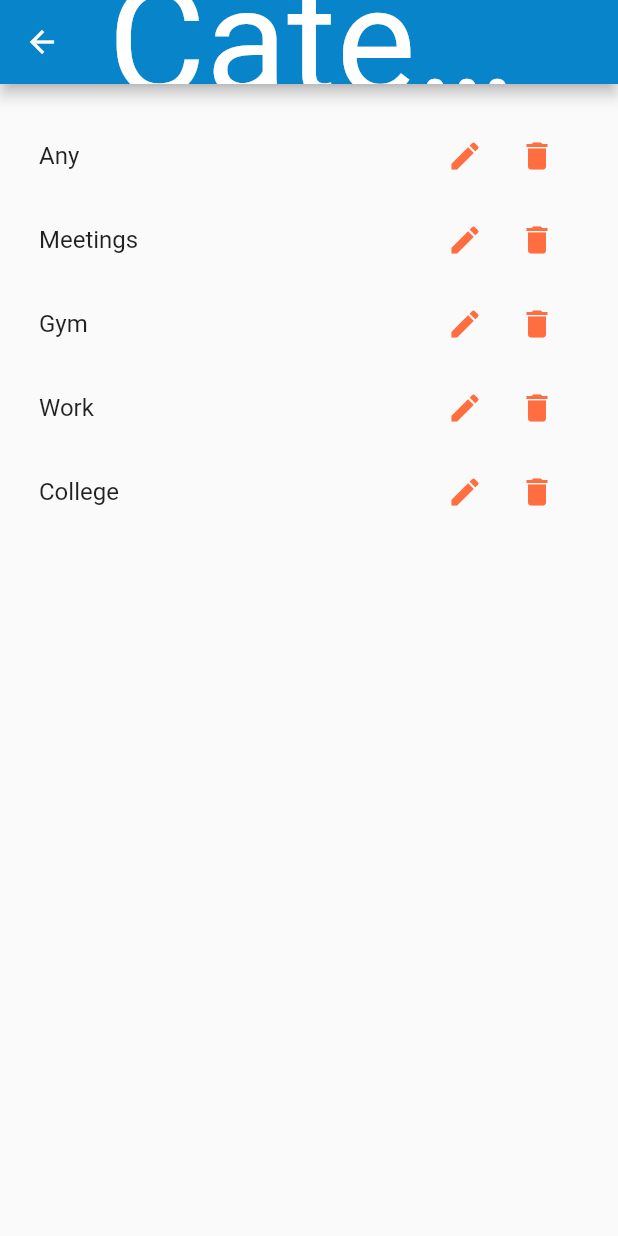
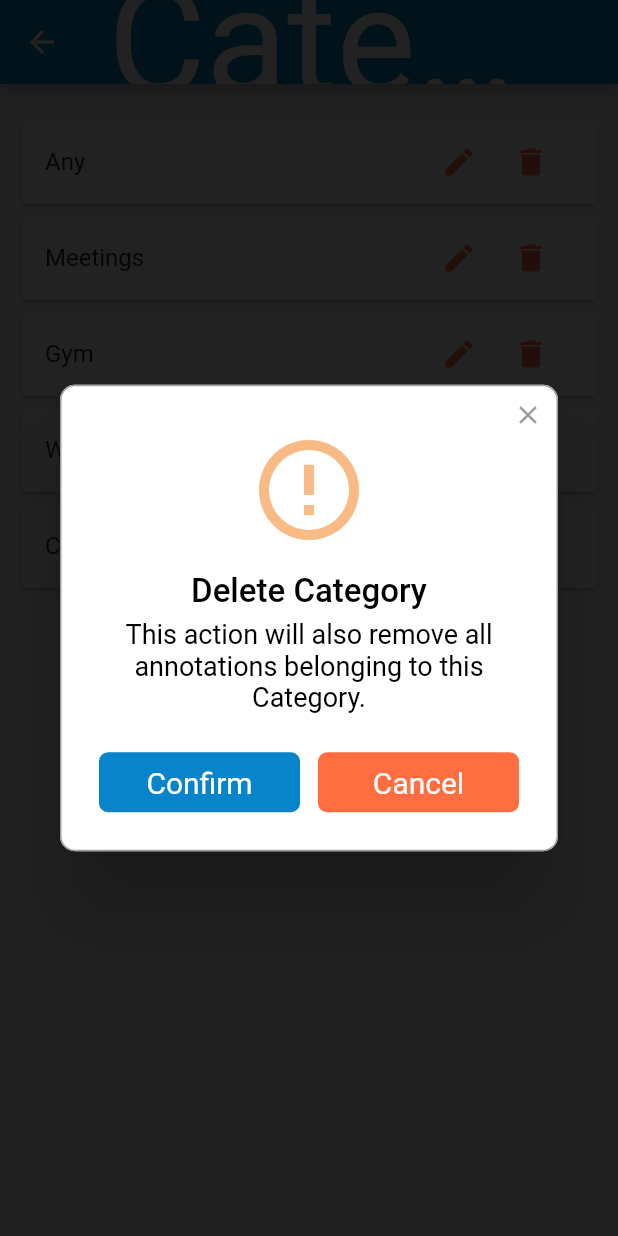
Before and after one commit to luisfdgois/AppAgenda, a Flutter app: the CategoriesList screen opened directly, after a tap on the "delete" icon, on a phone screen of 412 x 824 dp. Run offline on Flutter 3.47's test engine with Material 2 defaults, Android fonts, the phone set to English and light mode, and no system bars; drawn by our look-alikes of rflutter_alert; our stand-ins replace date_format, flutter_speed_dial, table_calendar.

Commit message:
Implementando fluxo de edição e remoção de uma categoria

```diff
--- a/lib/data/CategoryRepository.dart
+++ b/lib/data/CategoryRepository.dart
@@ -9,4 +9,29 @@ class CategoryRepository extends ChangeNotifier{
   List<Category> getAll(){
     return _categories.values.toList();
   }
+
+  void add(Category category) {
+    final id = _categories.values.last.id! + 1;
+    category.id = id;
+
+    _categories.putIfAbsent(id.toString(), () => category);
+
+    notifyListeners();
+  }
+
+  void update(int id, Category category) {
+    _categories.removeWhere((key, value) => value.id == id);
+
+    category.id = id;
+
+    _categories.putIfAbsent(category.id.toString(), () => category);
+
+    notifyListeners();
+  }
+
+  void remove(int id) {
+    _categories.removeWhere((key, value) => value.id == id);
+
+    notifyListeners();
+  }
 }
--- a/lib/views/annotations/list/annotation_details.dart
+++ b/lib/views/annotations/list/annotation_details.dart
@@ -51,7 +51,7 @@ class AnnotationDetails extends StatelessWidget {
     return Column(
       children: [
         Container(
-            color: Color(0xff0884CA),
+            color: Color.fromRGBO(8, 132, 202, 0.6),
             width: 370,
             margin: EdgeInsets.only(top: marginTop, bottom: 5),
             padding: EdgeInsets.only(left: 15, top: 8),
--- a/lib/views/categories/category_tile.dart
+++ b/lib/views/categories/category_tile.dart
@@ -1,5 +1,8 @@
 import 'package:flutter/material.dart';
+import 'package:projeto_agenda/data/CategoryRepository.dart';
 import 'package:projeto_agenda/models/Category.dart';
+import 'package:provider/provider.dart';
+import 'package:rflutter_alert/rflutter_alert.dart';
 
 class CategoryTile extends StatelessWidget {
   final Category category;
@@ -8,17 +11,96 @@ class CategoryTile extends StatelessWidget {
 
   @override
   Widget build(BuildContext context) {
-    return ListTile(
+    final CategoryRepository _repository = Provider.of(context);
+
+    return Card(
+        child: ListTile(
       title: Text(category.name),
+      shape: RoundedRectangleBorder(borderRadius: BorderRadius.circular(20.0)),
       trailing: Container(
         width: 100,
         child: Row(
           children: <Widget>[
-            IconButton( icon: Icon(Icons.edit, color: Colors.deepOrangeAccent,), onPressed: () {}),
-            IconButton( icon: Icon(Icons.delete, color: Colors.deepOrangeAccent,), onPressed: () {}),
+            _editButton(context, _repository),
+            _deleteButton(context, _repository)
           ],
         ),
       ),
-    );
+    ));
+  }
+
+  Widget _editButton(BuildContext context, CategoryRepository repository) {
+    String? categoryName;
+
+    return IconButton(
+        icon: Icon(
+          Icons.edit,
+          color: Colors.deepOrangeAccent,
+        ),
+        onPressed: () {
+          Alert(
+              context: context,
+              content: Column(
+                children: <Widget>[
+                  TextFormField(
+                    initialValue: category.name,
+                    maxLines: 1,
+                    decoration: InputDecoration(
+                      labelText: 'Category Name',
+                    ),
+                    onChanged: (value) => categoryName = value,
+                  )
+                ],
+              ),
+              buttons: [
+                DialogButton(
+                    child: Text("Confirm",
+                        style: TextStyle(color: Colors.white, fontSize: 15)),
+                    onPressed: () {
+                      repository.update(category.id!, Category(0, categoryName!));
+                      Navigator.pop(context);
+                    },
+                    color: Color(0xff0884CA)),
+                DialogButton(
+                    child: Text("Cancel",
+                        style: TextStyle(color: Colors.white, fontSize: 15)),
+                    color: Colors.deepOrangeAccent,
+                    onPressed: () {
+                      Navigator.pop(context);
+                      categoryName = null;
+                    })
+              ]).show();
+        });
+  }
+
+  Widget _deleteButton(BuildContext context, CategoryRepository repository) {
+    return IconButton(
+        icon: Icon(
+          Icons.delete,
+          color: Colors.deepOrangeAccent,
+        ),
+        onPressed: () {
+          Alert(
+              context: context,
+              type: AlertType.warning,
+              title: "Delete Category",
+              desc:
+                  "This action will also remove all annotations belonging to this Category.",
+              buttons: [
+                DialogButton(
+                    child: Text("Confirm",
+                        style: TextStyle(color: Colors.white, fontSize: 20)),
+                    onPressed: () {
+                      repository.remove(category.id!);
+                      Navigator.pop(context);
+                    },
+                    color: Color(0xff0884CA)),
+                DialogButton(
+                    child: Text("Cancel",
+                        style: TextStyle(color: Colors.white, fontSize: 20)),
+                    color: Colors.deepOrangeAccent,
+                    onPressed: () => Navigator.pop(context))
+              ]).show();
+        });
   }
 }
--- a/pubspec.yaml
+++ b/pubspec.yaml
@@ -24,6 +24,7 @@ dependencies:
   flutter:
     sdk: flutter
   table_calendar: ^3.0.0
+  rflutter_alert: ^2.0.4
   provider:
 
   flutter_speed_dial: ^3.0.5
```
Also changed, not shown: pubspec.lock.
